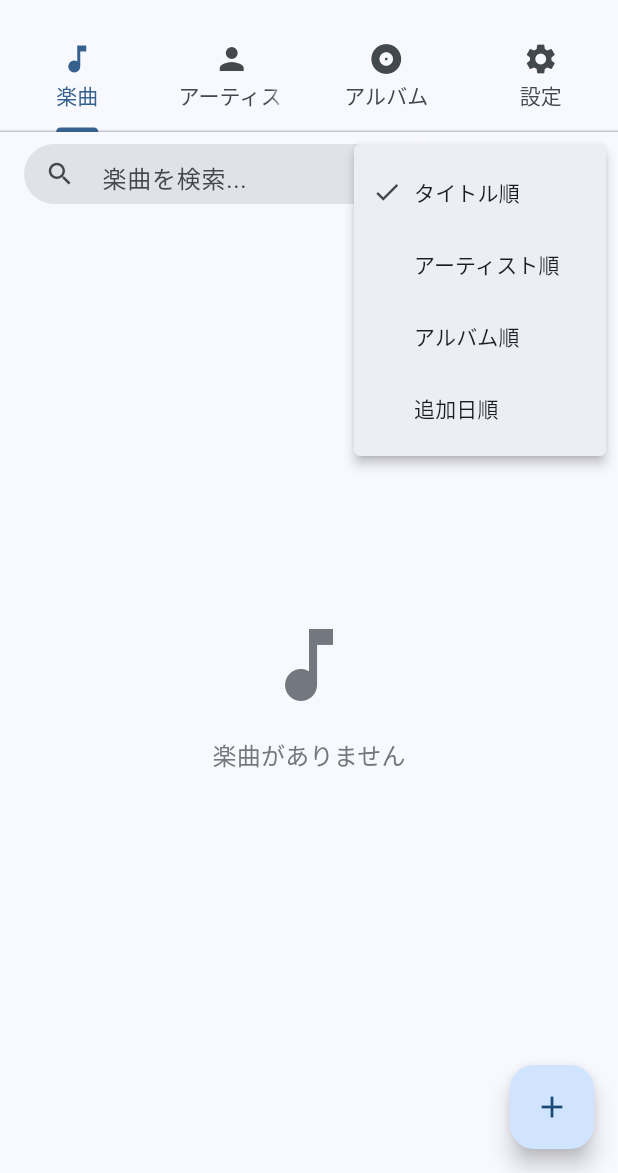
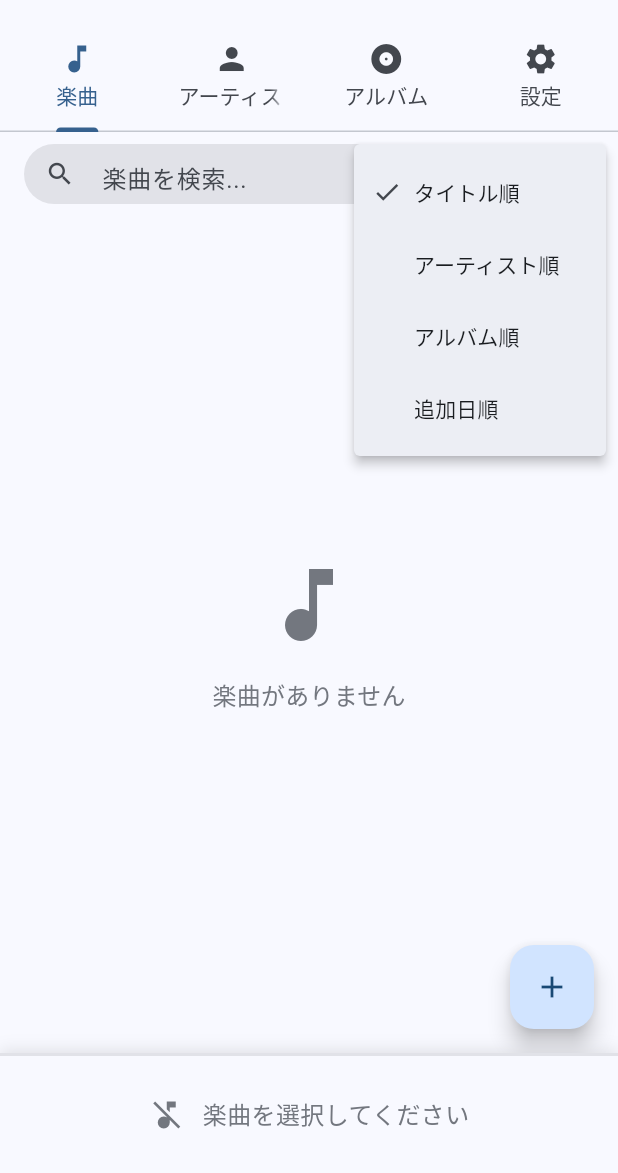
Before and after one commit to shivaduke28/flutter_srf, a Flutter app: the screen it shows after launch, after a tap on the "sort" icon, on a phone screen of 412 x 824 dp, the part 63-1236 px from its top. Run offline on Flutter 3.47's test engine with Material 3 defaults, Android fonts, the phone set to English and light mode, and no system bars; our stand-ins replace file_picker, flutter_hooks, flutter_riverpod, freezed_annotation, hooks_riverpod, just_audio and 1 more; missing offline and left inert: flutter_media_metadata; generated files the repository leaves out were written again.

Commit message:
fix: プレイヤー表示の不具合修正と常時表示対応
- PlayerControlBarを常に画面下部に表示するよう変更
- 楽曲未選択時は「楽曲を選択してください」と表示
- 停止後の再生時にプレイヤーに楽曲情報が反映されない問題を修正
  - play()メソッドでcurrentContainerを先に設定してからサービスを呼ぶように順序を変更
  - ストリームリスナーによる状態の上書きを防ぐ修正

🤖 Generated with [Claude Code](https://claude.ai/code)

Co-Authored-By: Claude <noreply@anthropic.com>

```diff
--- a/lib/providers/audio_player_provider.dart
+++ b/lib/providers/audio_player_provider.dart
@@ -51,8 +51,22 @@ class PlayerState extends _$PlayerState {
 
   Future<void> play(SrfContainer container) async {
     try {
+      // まず先にcurrentContainerを更新
+      state = state.copyWith(
+        currentContainer: container,
+        position: Duration.zero,
+      );
+
       await _playerService.play(container);
-      state = state.copyWith(currentContainer: container);
+
+      // durationが取得できるまで少し待つ
+      final duration = _playerService.player.duration ?? Duration.zero;
+
+      // durationとstatusを更新
+      state = state.copyWith(
+        duration: duration,
+        status: app_player.PlayerStatus.playing,
+      );
     } catch (e) {
       print('Error playing audio: $e');
     }
@@ -72,6 +86,7 @@ class PlayerState extends _$PlayerState {
       currentContainer: null,
       position: Duration.zero,
       duration: Duration.zero,
+      status: app_player.PlayerStatus.stopped,
     );
   }
 
--- a/lib/widgets/common/player_control_bar.dart
+++ b/lib/widgets/common/player_control_bar.dart
@@ -10,15 +10,6 @@ class PlayerControlBar extends ConsumerWidget {
   Widget build(BuildContext context, WidgetRef ref) {
     final playerState = ref.watch(playerStateProvider);
     final currentContainer = playerState.currentContainer;
-
-    if (currentContainer == null) {
-      return const SizedBox.shrink();
-    }
-
-    final metadata = currentContainer.metadata;
-    final isPlaying = playerState.status == PlayerStatus.playing;
-    final position = playerState.position;
-    final duration = playerState.duration;
 
     return Container(
       height: 80,
@@ -34,18 +25,29 @@ class PlayerControlBar extends ConsumerWidget {
       ),
       child: Column(
         children: [
+          if (currentContainer != null)
             LinearProgressIndicator(
-            value: duration.inMilliseconds > 0
-                ? position.inMilliseconds / duration.inMilliseconds
+              value: playerState.duration.inMilliseconds > 0
+                  ? playerState.position.inMilliseconds /
+                        playerState.duration.inMilliseconds
                   : 0,
               minHeight: 2,
+            )
+          else
+            Container(
+              height: 2,
+              color: Theme.of(context).colorScheme.surfaceContainerHighest,
             ),
           Expanded(
             child: Padding(
               padding: const EdgeInsets.symmetric(horizontal: 16.0),
-              child: Row(
+              child: currentContainer != null
+                  ? Row(
                       children: [
-                  const CircleAvatar(radius: 24, child: Icon(Icons.music_note)),
+                        const CircleAvatar(
+                          radius: 24,
+                          child: Icon(Icons.music_note),
+                        ),
                         const SizedBox(width: 12),
                         Expanded(
                           child: Column(
@@ -53,12 +55,14 @@ class PlayerControlBar extends ConsumerWidget {
                             crossAxisAlignment: CrossAxisAlignment.start,
                             children: [
                               Text(
-                          metadata.title,
-                          style: const TextStyle(fontWeight: FontWeight.bold),
+                                currentContainer.metadata.title,
+                                style: const TextStyle(
+                                  fontWeight: FontWeight.bold,
+                                ),
                                 overflow: TextOverflow.ellipsis,
                               ),
                               Text(
-                          metadata.artist,
+                                currentContainer.metadata.artist,
                                 style: Theme.of(context).textTheme.bodySmall,
                                 overflow: TextOverflow.ellipsis,
                               ),
@@ -87,11 +91,15 @@ class PlayerControlBar extends ConsumerWidget {
                         ),
                         IconButton(
                           icon: Icon(
-                      isPlaying ? Icons.pause : Icons.play_arrow,
+                            playerState.status == PlayerStatus.playing
+                                ? Icons.pause
+                                : Icons.play_arrow,
                             size: 32,
                           ),
                           onPressed: () {
-                      ref.read(playerStateProvider.notifier).togglePlayPause();
+                            ref
+                                .read(playerStateProvider.notifier)
+                                .togglePlayPause();
                           },
                         ),
                         IconButton(
@@ -99,6 +107,24 @@ class PlayerControlBar extends ConsumerWidget {
                           onPressed: () {
                             ref.read(playerStateProvider.notifier).stop();
                           },
+                        ),
+                      ],
+                    )
+                  : Row(
+                      mainAxisAlignment: MainAxisAlignment.center,
+                      children: [
+                        Icon(
+                          Icons.music_off,
+                          size: 24,
+                          color: Theme.of(context).colorScheme.outline,
+                        ),
+                        const SizedBox(width: 12),
+                        Text(
+                          '楽曲を選択してください',
+                          style: TextStyle(
+                            color: Theme.of(context).colorScheme.outline,
+                            fontSize: 16,
+                          ),
                         ),
                       ],
                     ),
```
Lines whose indentation alone changed are shown as unchanged.
